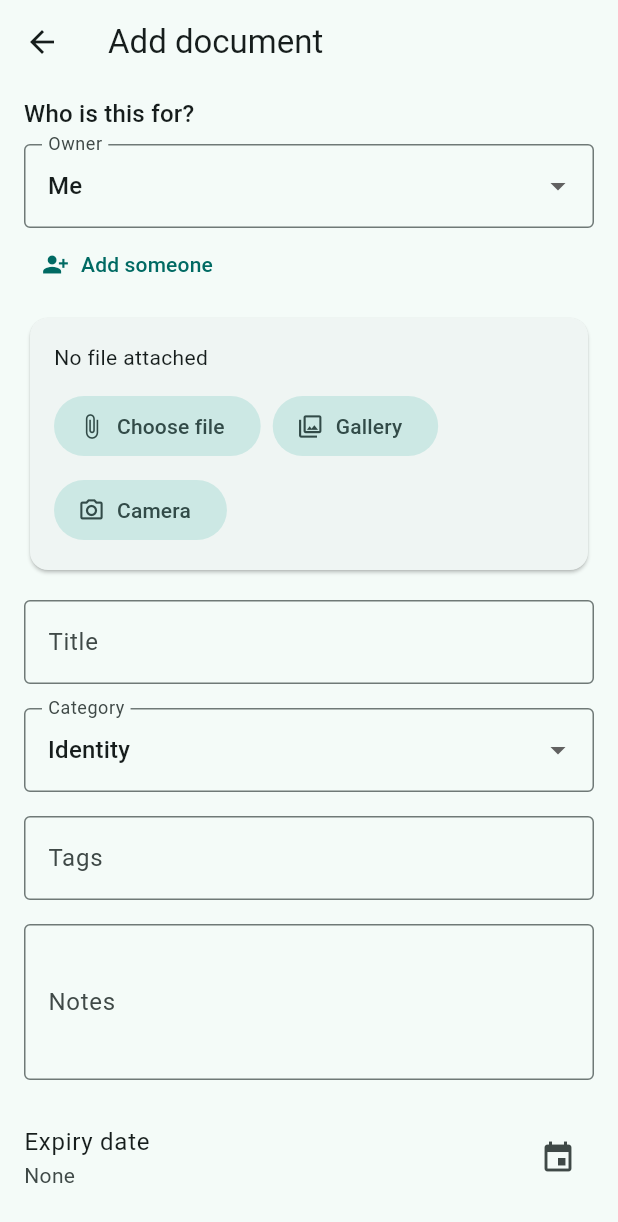
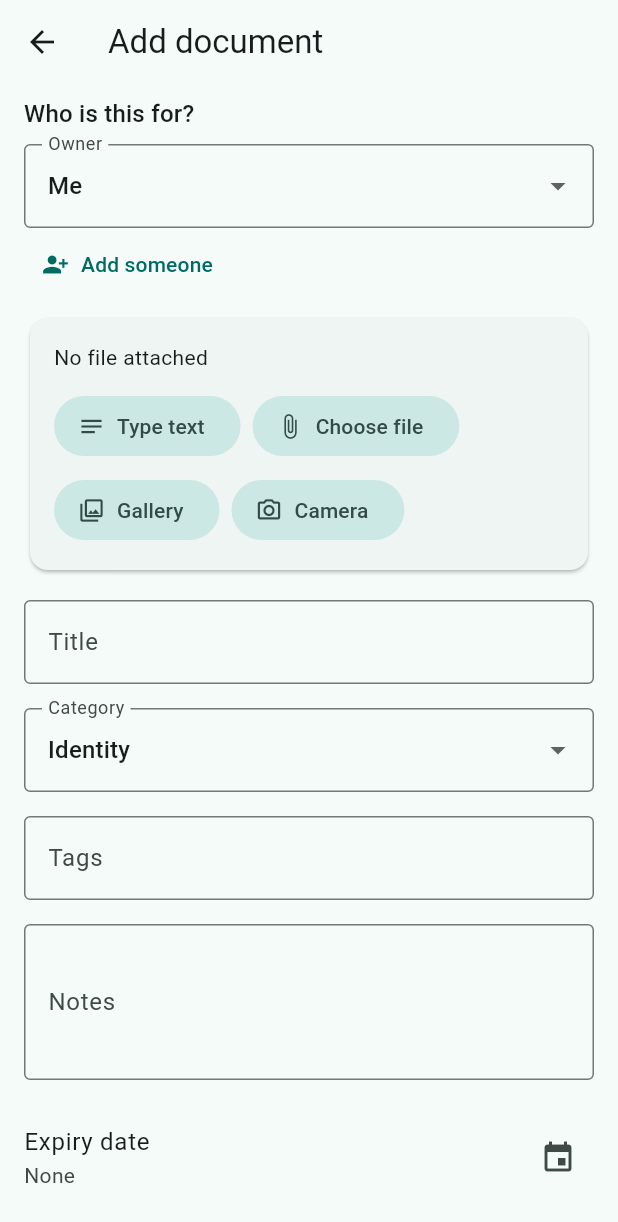
Before and after one commit to varunrv/DocManager, a Flutter app: the screen it shows after launch, after a tap on "Add your first document", on a phone screen of 412 x 824 dp. Shown: the top 1222 px of the screen. Run offline on Flutter 3.47's test engine with Material 3 defaults, Android fonts, the phone set to English and light mode, and no system bars; our stand-ins replace drift, drift_flutter, file_picker, flutter_riverpod, go_router, image_picker and 3 more; missing offline and left inert: file_saver, idb_shim, pdfrx; accounts and stored records are empty; generated files the repository leaves out were written again.

Commit message:
Text also getting saved.

```diff
--- a/lib/core/utils/mime_utils.dart
+++ b/lib/core/utils/mime_utils.dart
@@ -5,6 +5,14 @@ import 'package:path/path.dart' as p;
 bool isImageMime(String mimeType) => mimeType.toLowerCase().startsWith('image/');
 
 bool isPdfMime(String mimeType) => mimeType.toLowerCase() == 'application/pdf';
+
+/// Typed notes created in-app (editable as text).
+bool isPlainTextMime(String mimeType) =>
+    mimeType.toLowerCase() == 'text/plain';
+
+/// Any text/* type — used for preview only, not for edit-as-note mode.
+bool isTextMime(String mimeType) =>
+    mimeType.toLowerCase().startsWith('text/');
 
 String guessMimeType(String fileName, String? reported) {
   final value = reported?.trim();
@@ -26,6 +34,8 @@ MimeType saverMimeType(String mimeType) {
       return MimeType.webp;
     case 'image/gif':
       return MimeType.gif;
+    case 'text/plain':
+      return MimeType.text;
     default:
       return MimeType.other;
   }
--- a/lib/features/documents/presentation/document_detail_screen.dart
+++ b/lib/features/documents/presentation/document_detail_screen.dart
@@ -43,7 +43,7 @@ class DocumentDetailScreen extends ConsumerWidget {
             body: const Center(child: Text('Document not found.')),
           );
         }
-        final bytesAsync = ref.watch(documentBytesProvider(data.document));
+        final bytesAsync = ref.watch(documentBytesProvider(data.document.id));
         return Scaffold(
           appBar: AppBar(
             leading: _homeBackButton(context),
@@ -61,7 +61,8 @@ class DocumentDetailScreen extends ConsumerWidget {
               ),
             ],
           ),
-          body: ConstrainedPageBody(
+          body: SafeArea(
+            child: ConstrainedPageBody(
             child: Column(
               children: [
                 Expanded(
@@ -151,6 +152,7 @@ class DocumentDetailScreen extends ConsumerWidget {
               ],
             ),
           ),
+          ),
         );
       },
     ),
--- a/lib/features/documents/presentation/document_form_screen.dart
+++ b/lib/features/documents/presentation/document_form_screen.dart
@@ -1,4 +1,5 @@
 import 'package:file_picker/file_picker.dart';
+import 'dart:convert';
 import 'package:flutter/foundation.dart';
 import 'package:flutter/material.dart';
 import 'package:flutter_riverpod/flutter_riverpod.dart';
@@ -16,6 +17,7 @@ import '../../people/presentation/people_providers.dart';
 import '../../people/presentation/person_editor.dart';
 import '../../settings/presentation/lock_providers.dart';
 import '../domain/document.dart';
+import 'document_providers.dart';
 
 class DocumentFormScreen extends ConsumerStatefulWidget {
   const DocumentFormScreen({super.key, this.documentId});
@@ -28,6 +30,7 @@ class DocumentFormScreen extends ConsumerStatefulWidget {
 
 class _DocumentFormScreenState extends ConsumerState<DocumentFormScreen> {
   final _titleController = TextEditingController();
+  final _textController = TextEditingController();
   final _notesController = TextEditingController();
   final _tagsController = TextEditingController();
 
@@ -40,8 +43,10 @@ class _DocumentFormScreenState extends ConsumerState<DocumentFormScreen> {
   var _loading = true;
   var _saving = false;
   Document? _existing;
+  _DocumentInputMode _inputMode = _DocumentInputMode.file;
 
   bool get _isEditing => widget.documentId != null;
+  bool get _isTextMode => _inputMode == _DocumentInputMode.text;
 
   @override
   void initState() {
@@ -68,6 +73,14 @@ class _DocumentFormScreenState extends ConsumerState<DocumentFormScreen> {
         _expiresAt = existing.expiresAt;
         _fileName = existing.originalFileName;
         _mimeType = existing.mimeType;
+        _inputMode = isPlainTextMime(existing.mimeType)
+            ? _DocumentInputMode.text
+            : _DocumentInputMode.file;
+        if (_inputMode == _DocumentInputMode.text) {
+          final bytes =
+              await ref.read(documentRepositoryProvider).readFile(existing);
+          _textController.text = utf8.decode(bytes, allowMalformed: true);
+        }
       }
     }
 
@@ -83,6 +96,7 @@ class _DocumentFormScreenState extends ConsumerState<DocumentFormScreen> {
   @override
   void dispose() {
     _titleController.dispose();
+    _textController.dispose();
     _notesController.dispose();
     _tagsController.dispose();
     super.dispose();
@@ -131,12 +145,22 @@ class _DocumentFormScreenState extends ConsumerState<DocumentFormScreen> {
 
   void _applyPickedFile(String name, String mime, Uint8List bytes) {
     setState(() {
+      _inputMode = _DocumentInputMode.file;
       _fileName = name;
       _mimeType = mime;
       _bytes = bytes;
       if (_titleController.text.trim().isEmpty) {
         _titleController.text = titleFromFileName(name);
       }
+    });
+  }
+
+  void _switchToTextMode() {
+    setState(() {
+      _inputMode = _DocumentInputMode.text;
+      _fileName = null;
+      _mimeType = 'text/plain';
+      _bytes = null;
     });
   }
 
@@ -212,10 +236,22 @@ class _DocumentFormScreenState extends ConsumerState<DocumentFormScreen> {
       showAppMessage(context, 'Enter a title.');
       return;
     }
-    if (!_isEditing && _bytes == null) {
+    if (_isTextMode && _textController.text.trim().isEmpty) {
+      showAppMessage(context, 'Enter some text to save.');
+      return;
+    }
+    if (!_isTextMode && !_isEditing && _bytes == null) {
       showAppMessage(context, 'Attach a file first.');
       return;
     }
+
+    final textBytes = _isTextMode
+        ? Uint8List.fromList(utf8.encode(_textController.text))
+        : null;
+    final saveBytes = _isTextMode ? textBytes : _bytes;
+    final saveMimeType = _isTextMode ? 'text/plain' : _mimeType;
+    final saveFileName =
+        _isTextMode ? _textFileName(title) : _fileName;
 
     setState(() => _saving = true);
     final repo = ref.read(documentRepositoryProvider);
@@ -229,11 +265,14 @@ class _DocumentFormScreenState extends ConsumerState<DocumentFormScreen> {
           tags: parseTags(_tagsController.text),
           notes: _notesController.text,
           expiresAt: _expiresAt,
-          originalFileName: _bytes != null ? _fileName : null,
-          mimeType: _bytes != null ? _mimeType : null,
-          bytes: _bytes,
+          originalFileName: saveBytes != null ? saveFileName : null,
+          mimeType: saveBytes != null ? saveMimeType : null,
+          bytes: saveBytes,
         );
         if (!mounted) return;
+        ref.invalidate(documentItemProvider(_existing!.id));
+        ref.invalidate(documentBytesProvider(_existing!.id));
+        ref.invalidate(storageBytesProvider);
         if (context.canPop()) {
           context.pop();
         } else {
@@ -248,12 +287,15 @@ class _DocumentFormScreenState extends ConsumerState<DocumentFormScreen> {
           categoryId: _categoryId!,
           tags: parseTags(_tagsController.text),
           notes: _notesController.text,
-          originalFileName: _fileName!,
-          mimeType: _mimeType ?? 'application/octet-stream',
-          bytes: _bytes!,
+          originalFileName: saveFileName!,
+          mimeType: saveMimeType ?? 'application/octet-stream',
+          bytes: saveBytes!,
           expiresAt: _expiresAt,
         );
         if (!mounted) return;
+        ref.invalidate(documentItemProvider(created.id));
+        ref.invalidate(documentBytesProvider(created.id));
+        ref.invalidate(storageBytesProvider);
         context.pushReplacement('/document/${created.id}');
       }
     } on AppException catch (error) {
@@ -315,6 +357,7 @@ class _DocumentFormScreenState extends ConsumerState<DocumentFormScreen> {
                   ),
                   const SizedBox(height: 8),
                   _FilePickerCard(
+                    isTextMode: _isTextMode,
                     fileName: _fileName,
                     mimeType: _mimeType,
                     size: _bytes?.length ?? _existing?.sizeBytes,
@@ -323,6 +366,8 @@ class _DocumentFormScreenState extends ConsumerState<DocumentFormScreen> {
                     onPickCamera: kIsWeb
                         ? null
                         : () => _pickImage(ImageSource.camera),
+                    onTypeText: _switchToTextMode,
+                    textLength: _textController.text.trim().length,
                   ),
                   const SizedBox(height: 16),
                   TextField(
@@ -354,6 +399,20 @@ class _DocumentFormScreenState extends ConsumerState<DocumentFormScreen> {
                     ),
                   ),
                   const SizedBox(height: 16),
+                  if (_isTextMode) ...[
+                    TextField(
+                      controller: _textController,
+                      onChanged: (_) => setState(() {}),
+                      minLines: 8,
+                      maxLines: 16,
+                      decoration: const InputDecoration(
+                        labelText: 'Text content',
+                        alignLabelWithHint: true,
+                        hintText: 'Type anything you want to save here',
+                      ),
+                    ),
+                    const SizedBox(height: 16),
+                  ],
                   TextField(
                     controller: _notesController,
                     minLines: 3,
@@ -410,24 +469,42 @@ class _DocumentFormScreenState extends ConsumerState<DocumentFormScreen> {
             ),
     );
   }
+
+  String _textFileName(String title) {
+    final base = title.trim().isEmpty ? 'note' : title.trim();
+    final sanitized = base
+        .replaceAll(RegExp(r'[\\/:*?"<>|]+'), ' ')
+        .replaceAll(RegExp(r'\s+'), ' ')
+        .trim();
+    final fileBase = sanitized.isEmpty ? 'note' : sanitized;
+    return fileBase.toLowerCase().endsWith('.txt')
+        ? fileBase
+        : '$fileBase.txt';
+  }
 }
 
 class _FilePickerCard extends StatelessWidget {
   const _FilePickerCard({
+    required this.isTextMode,
     required this.fileName,
     required this.mimeType,
     required this.size,
     required this.onPickFile,
     required this.onPickGallery,
     required this.onPickCamera,
+    required this.onTypeText,
+    required this.textLength,
   });
 
+  final bool isTextMode;
   final String? fileName;
   final String? mimeType;
   final int? size;
   final VoidCallback onPickFile;
   final VoidCallback onPickGallery;
   final VoidCallback? onPickCamera;
+  final VoidCallback onTypeText;
+  final int textLength;
 
   @override
   Widget build(BuildContext context) {
@@ -438,15 +515,22 @@ class _FilePickerCard extends StatelessWidget {
           crossAxisAlignment: CrossAxisAlignment.start,
           children: [
             Text(
-              fileName == null
-                  ? 'No file attached'
-                  : '$fileName${size == null ? '' : ' · ${formatBytes(size!)}'}',
+              isTextMode
+                  ? 'Text note${textLength == 0 ? '' : ' · $textLength characters'}'
+                  : fileName == null
+                      ? 'No file attached'
+                      : '$fileName${size == null ? '' : ' · ${formatBytes(size!)}'}',
             ),
             const SizedBox(height: 12),
             Wrap(
               spacing: 8,
               runSpacing: 8,
               children: [
+                FilledButton.tonalIcon(
+                  onPressed: onTypeText,
+                  icon: const Icon(Icons.notes_outlined),
+                  label: const Text('Type text'),
+                ),
                 FilledButton.tonalIcon(
                   onPressed: onPickFile,
                   icon: const Icon(Icons.attach_file),
@@ -471,6 +555,8 @@ class _FilePickerCard extends StatelessWidget {
     );
   }
 }
+
+enum _DocumentInputMode { file, text }
 
 class _LockReminderDialog extends StatelessWidget {
   const _LockReminderDialog({
--- a/lib/features/documents/presentation/document_preview.dart
+++ b/lib/features/documents/presentation/document_preview.dart
@@ -1,3 +1,4 @@
+import 'dart:convert';
 import 'dart:typed_data';
 
 import 'package:flutter/material.dart';
@@ -30,6 +31,16 @@ class DocumentPreview extends StatelessWidget {
         sourceName: sourceName,
       );
     }
+    if (isTextMime(mimeType)) {
+      final text = utf8.decode(bytes, allowMalformed: true);
+      return SingleChildScrollView(
+        padding: const EdgeInsets.all(16),
+        child: SelectableText(
+          text,
+          style: Theme.of(context).textTheme.bodyLarge?.copyWith(height: 1.5),
+        ),
+      );
+    }
     return Center(
       child: Column(
         mainAxisSize: MainAxisSize.min,
```
Also changed, not shown: lib/features/documents/presentation/document_providers.dart (+7 -3 lines), lib/features/documents/presentation/widgets/document_card.dart (+6 -2 lines).
